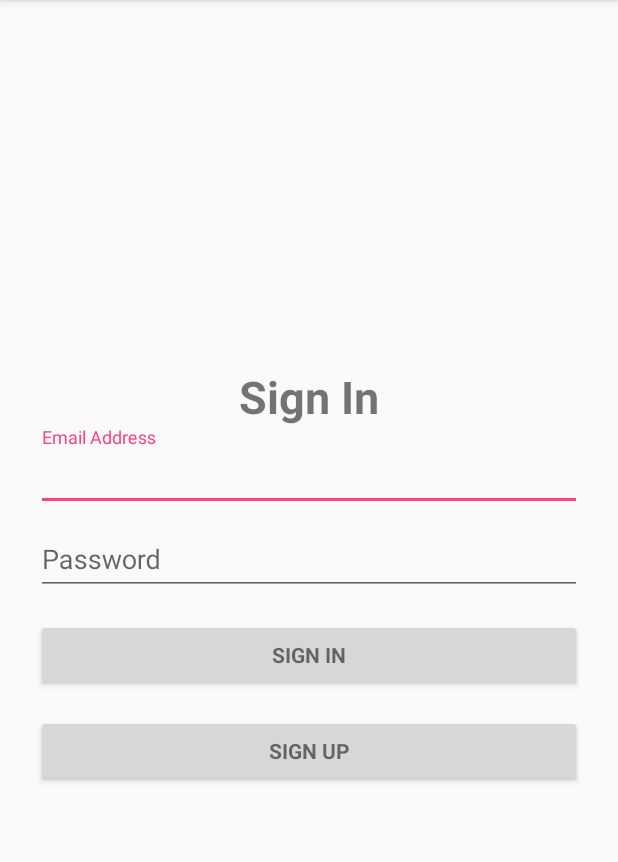
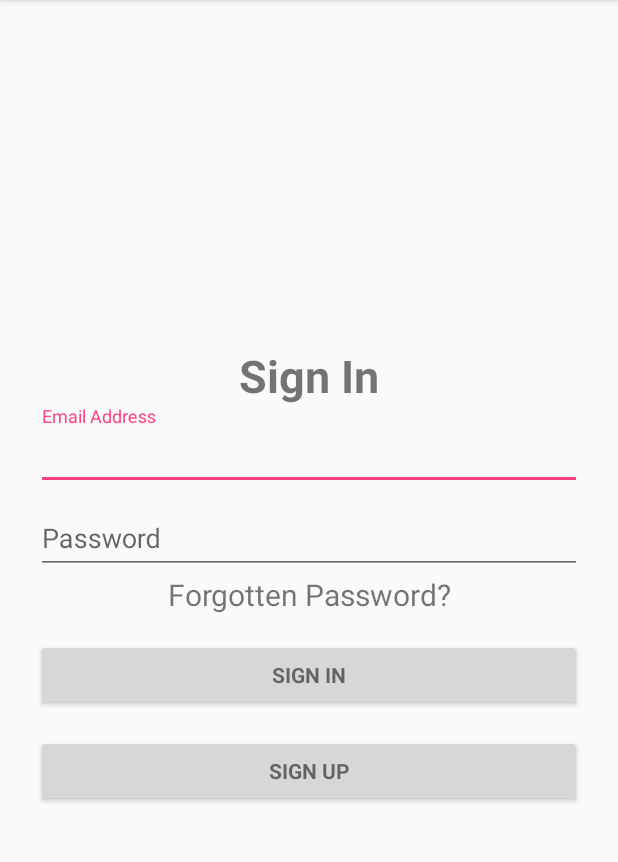
Before and after one commit to Kalyanranjan/CollegeThrift, an Android app: the screen it shows after launch (LoginActivity), on a phone screen of 412 x 824 dp, the part 84-946 px from its top. Run offline under Robolectric (Android 15) with nearby library versions, the phone set to English and light mode, and no system bars; our stand-ins replace Firebase (no records; nobody signed in at launch, a user with empty details on screens opened directly).

Commit message:
Linked Reset Password Page

```diff
--- a/code/CollegeThrift/app/src/main/java/com/krparajuli/collegethrift/Activity/LoginActivity.java
+++ b/code/CollegeThrift/app/src/main/java/com/krparajuli/collegethrift/Activity/LoginActivity.java
@@ -8,6 +8,7 @@ import android.util.Log;
 import android.view.View;
 import android.widget.Button;
 import android.widget.EditText;
+import android.widget.TextView;
 
 import com.google.firebase.auth.FirebaseAuth;
 import com.google.firebase.auth.FirebaseUser;
@@ -20,6 +21,7 @@ public class LoginActivity extends AppCompatActivity {
 
     private EditText mLoginEmailAddress;
     private EditText mLoginPassword;
+    private TextView mForgotPasswordLink;
     private Button mLoginButton;
     private Button mSignupButton;
 
@@ -48,6 +50,17 @@ public class LoginActivity extends AppCompatActivity {
                 loginUserUsingCredentials();
             }
         });
+
+        mForgotPasswordLink = (TextView) findViewById(R.id.li_forgotten_pass_text);
+        mForgotPasswordLink.setOnClickListener(new View.OnClickListener() {
+            @Override
+            public void onClick(View view) {
+                Intent forgotPassIntent = new Intent(LoginActivity.this, ResetPasswordActivity.class);
+                startActivity(forgotPassIntent);
+            }
+        });
+
+
     }
 
     private void loginUserUsingCredentials() {
--- a/code/CollegeThrift/app/src/main/res/layout/activity_login.xml
+++ b/code/CollegeThrift/app/src/main/res/layout/activity_login.xml
@@ -81,6 +81,15 @@
 
             </android.support.design.widget.TextInputLayout>
 
+            <TextView
+                android:id="@+id/li_forgotten_pass_text"
+                android:layout_width="match_parent"
+                android:layout_height="wrap_content"
+                android:text="Forgotten Password?"
+                android:layout_gravity="center"
+                android:textSize="20dp"
+                android:textAlignment="center" />
+
             <Button
                 android:id="@+id/li_login_button"
                 style="?android:textAppearanceSmall"
```
Also changed, not shown: code/CollegeThrift/app/src/main/java/com/krparajuli/collegethrift/Activity/ResetPasswordActivity.java (+6 -3 lines).
